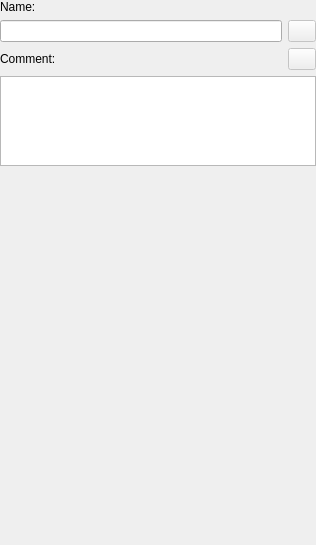
Above: form_project_settings.ui from pimenov-and/ByteMachine before the change. Below: the same form after it.
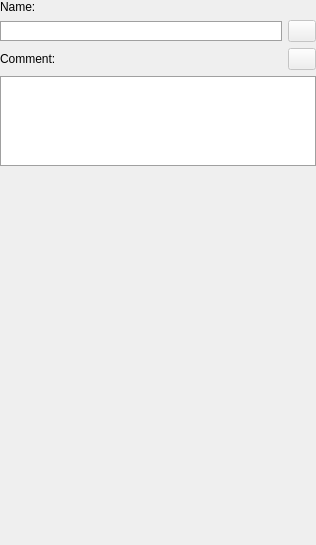
That is the form after the change. Icons and pictures are not drawn.

What changed in the file:
```diff
--- a/form_project_settings.ui
+++ b/form_project_settings.ui
@@ -43,6 +43,10 @@
        <property name="contextMenuPolicy">
         <enum>Qt::ActionsContextMenu</enum>
        </property>
+       <property name="styleSheet">
+        <string notr="true">border: 1px solid rgb(160, 160, 160);
+padding: 1px;</string>
+       </property>
        <property name="maxLength">
         <number>32</number>
        </property>
@@ -139,6 +143,9 @@
      <property name="contextMenuPolicy">
       <enum>Qt::NoContextMenu</enum>
      </property>
+     <property name="styleSheet">
+      <string notr="true">border: 1px solid rgb(160, 160, 160);</string>
+     </property>
     </widget>
    </item>
    <item>
```
